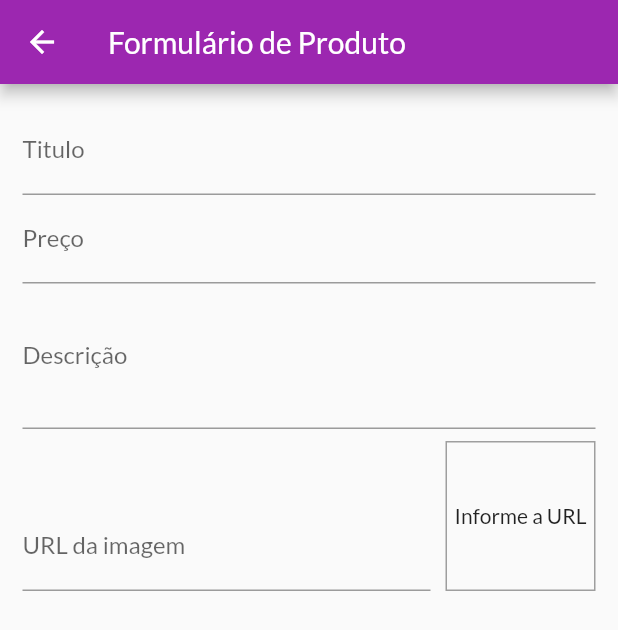
After one commit to jcesarauj/my_shop, a Flutter app: the ProductFormScreen screen opened by its route, on a phone screen of 412 x 824 dp. The commit adds this screen. Shown: the top 630 px of the screen. Run offline on Flutter 3.47's test engine with Material 2 defaults, Android fonts, the phone set to English and light mode, and no system bars; missing offline and left inert: dart:ffi; network calls fail.

Commit message:
inclusão de formulário de cadastro de produto
inclusão de formulário de cadastro de produto

```diff
--- a/lib/main.dart
+++ b/lib/main.dart
@@ -7,7 +7,9 @@ import 'package:shop/utils/app-routes.dart';
 import 'package:shop/views/cart-screen.dart';
 import 'package:shop/views/orders-screen.dart';
 import 'package:shop/views/product-detail-screen.dart';
+import 'package:shop/views/product-form-screen.dart';
 import 'package:shop/views/products-overview-screen.dart';
+import 'package:shop/views/products-screen.dart';
 
 void main() => runApp(MyApp());
 
@@ -36,7 +38,9 @@ class MyApp extends StatelessWidget {
         routes: {
           AppRoutes.PRODUCT_DETAIL: (ctx) => ProductDetailScreen(),
           AppRoutes.CART: (ctx) => CartScreen(),
-          AppRoutes.ORDERS: (ctx) => OrdersScreen()
+          AppRoutes.ORDERS: (ctx) => OrdersScreen(),
+          AppRoutes.PRODUCTS: (ctx) => ProductsScreen(),
+          AppRoutes.PRODUCTS_FORM: (ctx) => ProductFormScreen()
         },
       ),
     );
--- a/lib/providers/products.dart
+++ b/lib/providers/products.dart
@@ -6,6 +6,10 @@ class Products with ChangeNotifier {
   List<Product> _items = DUMMY_PRODUCTS;
 
   List<Product> get items => [..._items];
+
+  int get itemsCount {
+    return _items.length;
+  }
 
   List<Product> get favoriteItems {
     return items.where((prod) => prod.isFavorite).toList();
--- a/lib/utils/app-routes.dart
+++ b/lib/utils/app-routes.dart
@@ -3,4 +3,6 @@ class AppRoutes {
   static const PRODUCT_DETAIL = '/product-detail';
   static const CART = '/cart';
   static const ORDERS = '/orders';
+  static const PRODUCTS = '/products';
+  static const PRODUCTS_FORM = '/product-form';
 }
--- /dev/null
+++ b/lib/views/product-form-screen.dart
@@ -0,0 +1,109 @@
+import 'package:flutter/material.dart';
+
+class ProductFormScreen extends StatefulWidget {
+  @override
+  _ProductFormScreenState createState() => _ProductFormScreenState();
+}
+
+class _ProductFormScreenState extends State<ProductFormScreen> {
+  final _priceFocusNode = FocusNode();
+  final _descriptionFocusNode = FocusNode();
+  final _imageUrlFocusNode = FocusNode();
+  final _imageUrlController = TextEditingController();
+
+  @override
+  void initState() {
+    super.initState();
+    _imageUrlFocusNode.addListener(() {
+      print('mudou!!!');
+    });
+  }
+
+  void _updateImage() {
+    setState(() {});
+  }
+
+  @override
+  void dispose() {
+    super.dispose();
+    _priceFocusNode.dispose();
+    _descriptionFocusNode.dispose();
+    _imageUrlFocusNode.dispose();
+    _imageUrlFocusNode.removeListener(_updateImage);
+  }
+
+  @override
+  Widget build(BuildContext context) {
+    return Scaffold(
+      appBar: AppBar(
+        title: Text('Formulário de Produto'),
+      ),
+      body: Padding(
+        padding: const EdgeInsets.all(15.0),
+        child: Form(
+            child: ListView(
+          children: <Widget>[
+            TextFormField(
+              decoration: InputDecoration(labelText: 'Titulo'),
+              textInputAction: TextInputAction.next,
+              onFieldSubmitted: (_) {
+                FocusScope.of(context).requestFocus(_priceFocusNode);
+              },
+            ),
+            TextFormField(
+              decoration: InputDecoration(labelText: 'Preço'),
+              textInputAction: TextInputAction.next,
+              keyboardType: TextInputType.numberWithOptions(decimal: true),
+              focusNode: _priceFocusNode,
+              onFieldSubmitted: (_) {
+                FocusScope.of(context).requestFocus(_descriptionFocusNode);
+              },
+            ),
+            TextFormField(
+              decoration: InputDecoration(labelText: 'Descrição'),
+              maxLines: 3,
+              keyboardType: TextInputType.multiline,
+              focusNode: _descriptionFocusNode,
+            ),
+            Row(
+              crossAxisAlignment: CrossAxisAlignment.end,
+              children: <Widget>[
+                Expanded(
+                  child: TextFormField(
+                    decoration: InputDecoration(labelText: 'URL da imagem'),
+                    keyboardType: TextInputType.url,
+                    textInputAction: TextInputAction.done,
+                    focusNode: _imageUrlFocusNode,
+                    controller: _imageUrlController,
+                  ),
+                ),
+                Container(
+                    height: 100,
+                    width: 100,
+                    margin: EdgeInsets.only(
+                      top: 8,
+                      left: 10,
+                    ),
+                    decoration: BoxDecoration(
+                      border: Border.all(
+                        color: Colors.grey,
+                        width: 1,
+                      ),
+                    ),
+                    alignment: Alignment.center,
+                    child: _imageUrlController.text.isEmpty
+                        ? Text('Informe a URL')
+                        : FittedBox(
+                            child: Image.network(
+                              _imageUrlController.text,
+                              fit: BoxFit.cover,
+                            ),
+                          ))
+              ],
+            ),
+          ],
+        )),
+      ),
+    );
+  }
+}
--- a/lib/widgets/product-grid.dart
+++ b/lib/widgets/product-grid.dart
@@ -1,7 +1,7 @@
 import 'package:flutter/widgets.dart';
 import 'package:provider/provider.dart';
 import 'package:shop/providers/products.dart';
-import 'package:shop/widgets/product-item.dart';
+import 'package:shop/widgets/product-grid-item.dart';
 
 class ProductGrid extends StatelessWidget {
   final bool showFavoriteOnly;
@@ -25,7 +25,7 @@ class ProductGrid extends StatelessWidget {
           mainAxisSpacing: 10),
       itemBuilder: (ctx, i) => ChangeNotifierProvider.value(
         value: products[i],
-        child: ProductItem(),
+        child: ProductGridItem(),
       ),
     );
   }
```
Also changed, not shown: lib/views/products-screen.dart (added, +37 -0 lines), lib/widgets/app-drawer.dart (+8 -0 lines), lib/widgets/cart-item-widget.dart (+22 -2 lines), lib/widgets/product-grid-item.dart (added, +63 -0 lines), lib/widgets/product-item.dart (+23 -51 lines).
